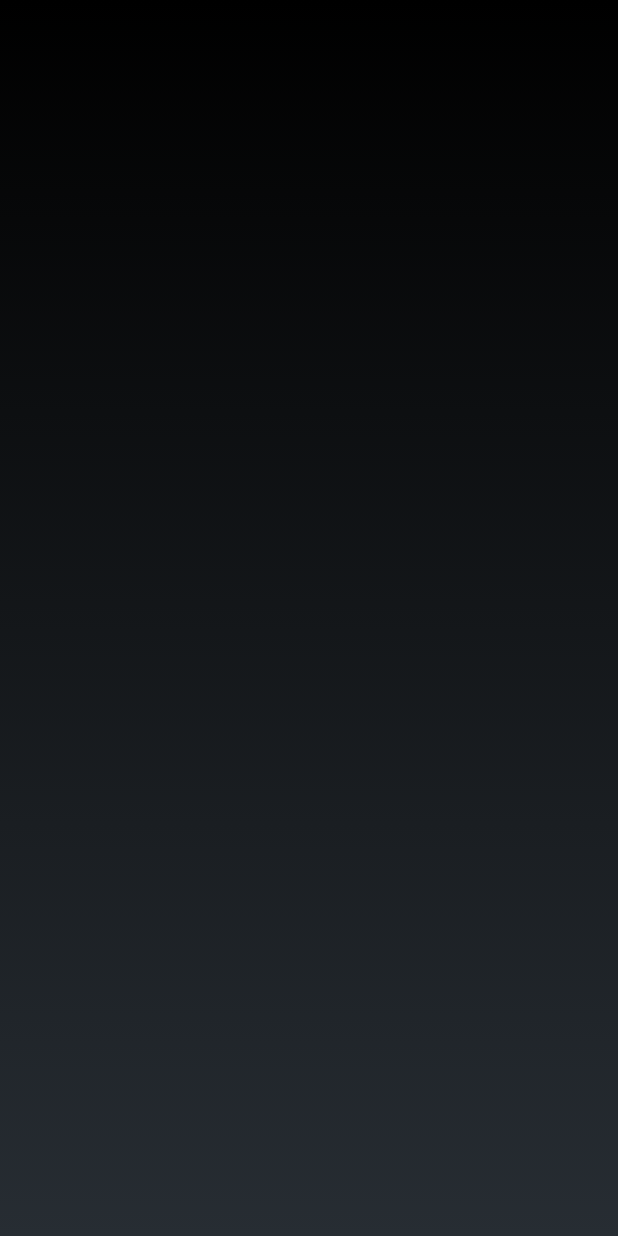
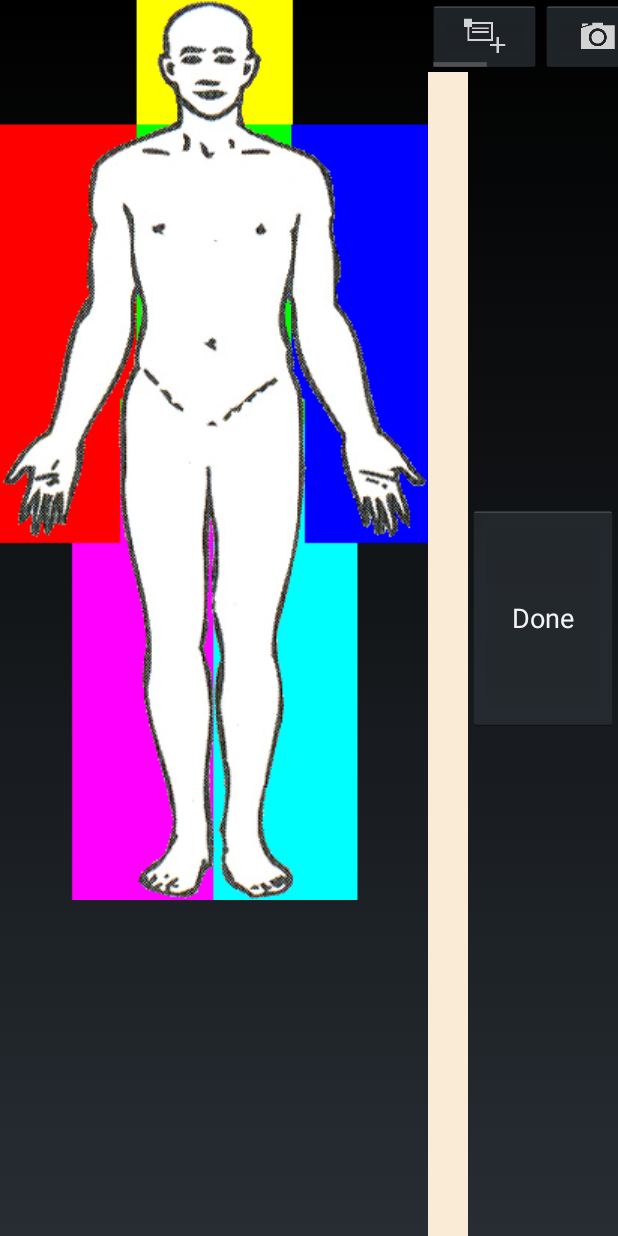
Before and after one commit to ProjectRipple/Ripple-Android, an Android app: the layout fragment_patient_note.xml on its own in the app's theme, with its tools: preview values and no code run, on a phone screen of 412 x 824 dp. Run offline under Robolectric (Android 15) with nearby library versions, the phone set to English and light mode, and no system bars.

Commit message:
Initial layout of note fragment

```diff
--- a/RippleAndroid/src/main/res/layout/fragment_patient_note.xml
+++ b/RippleAndroid/src/main/res/layout/fragment_patient_note.xml
@@ -6,5 +6,84 @@
     tools:context=".fragment.PatientNoteFragment">
 
 
+    <include layout="@layout/patient_diagram" />
+
+    <RelativeLayout
+        android:layout_width="match_parent"
+        android:layout_height="match_parent">
+
+        <HorizontalScrollView
+            android:id="@+id/patient_note_options_scrollview"
+            android:layout_width="match_parent"
+            android:layout_height="wrap_content">
+
+            <LinearLayout
+                android:layout_width="wrap_content"
+                android:layout_height="wrap_content"
+                android:orientation="horizontal">
+
+                <ImageButton
+                    android:layout_width="75dp"
+                    android:layout_height="wrap_content"
+                    android:src="@drawable/ic_action_new_event" />
+
+                <ImageButton
+                    android:layout_width="75dp"
+                    android:layout_height="wrap_content"
+                    android:src="@drawable/ic_action_camera" />
+
+                <ImageButton
+                    android:layout_width="75dp"
+                    android:layout_height="wrap_content"
+                    android:src="@drawable/ic_action_mic" />
+
+
+                <Button
+                    android:layout_width="75dp"
+                    android:layout_height="wrap_content"
+                    android:gravity="center"
+                    android:text="Rx" />
+
+                <Button
+                    android:layout_width="75dp"
+                    android:layout_height="wrap_content"
+                    android:gravity="center"
+                    android:text="ECG" />
+
+
+            </LinearLayout>
+        </HorizontalScrollView>
+
+
+        <ScrollView
+            android:id="@+id/patient_note_items_scrollview"
+            android:layout_width="match_parent"
+            android:layout_height="match_parent"
+            android:layout_below="@+id/patient_note_options_scrollview"
+            android:layout_toLeftOf="@+id/patient_note_done_btn"
+            android:background="@color/AntiqueWhite">
+
+            <LinearLayout
+                android:id="@+id/patient_note_items_layout"
+                android:layout_width="match_parent"
+                android:layout_height="wrap_content"
+                android:padding="10dp"
+                android:orientation="vertical">
+
+
+
+            </LinearLayout>
+
+        </ScrollView>
+        <Button
+            android:id="@+id/patient_note_done_btn"
+            android:layout_width="100dp"
+            android:layout_height="150dp"
+            android:layout_alignParentRight="true"
+            android:layout_centerVertical="true"
+            android:text="Done"/>
+    </RelativeLayout>
+
+
 
 </LinearLayout>
```
